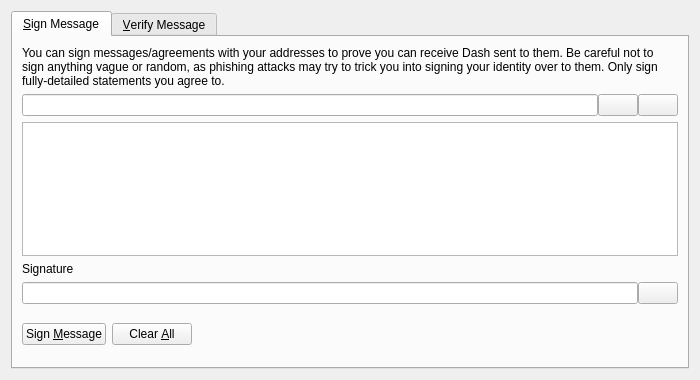
First picture: the form in src/qt/forms/signverifymessagedialog.ui, repository bitbony/bitbony, before the edit.
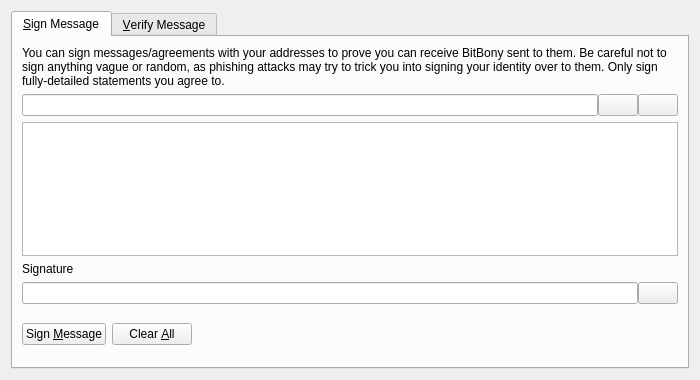
Second picture: the form after the edit. Custom widgets are drawn as their Qt base class.

What changed in the file:
```diff
--- a/src/qt/forms/signverifymessagedialog.ui
+++ b/src/qt/forms/signverifymessagedialog.ui
@@ -30,7 +30,7 @@
        <item>
         <widget class="QLabel" name="infoLabel_SM">
          <property name="text">
-          <string>You can sign messages/agreements with your addresses to prove you can receive Dash sent to them. Be careful not to sign anything vague or random, as phishing attacks may try to trick you into signing your identity over to them. Only sign fully-detailed statements you agree to.</string>
+          <string>You can sign messages/agreements with your addresses to prove you can receive BitBony sent to them. Be careful not to sign anything vague or random, as phishing attacks may try to trick you into signing your identity over to them. Only sign fully-detailed statements you agree to.</string>
          </property>
          <property name="textFormat">
           <enum>Qt::PlainText</enum>
```
Left out of the diff: 10 changed lines with no effect on the pictures.
